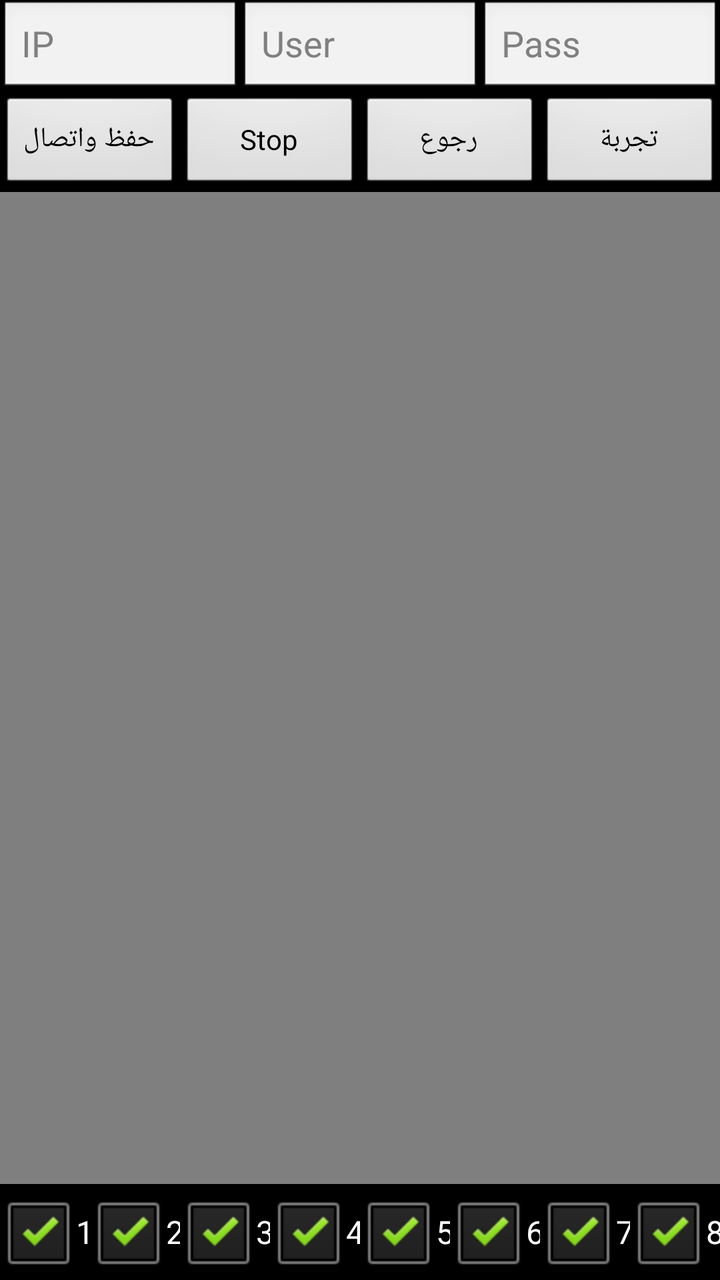
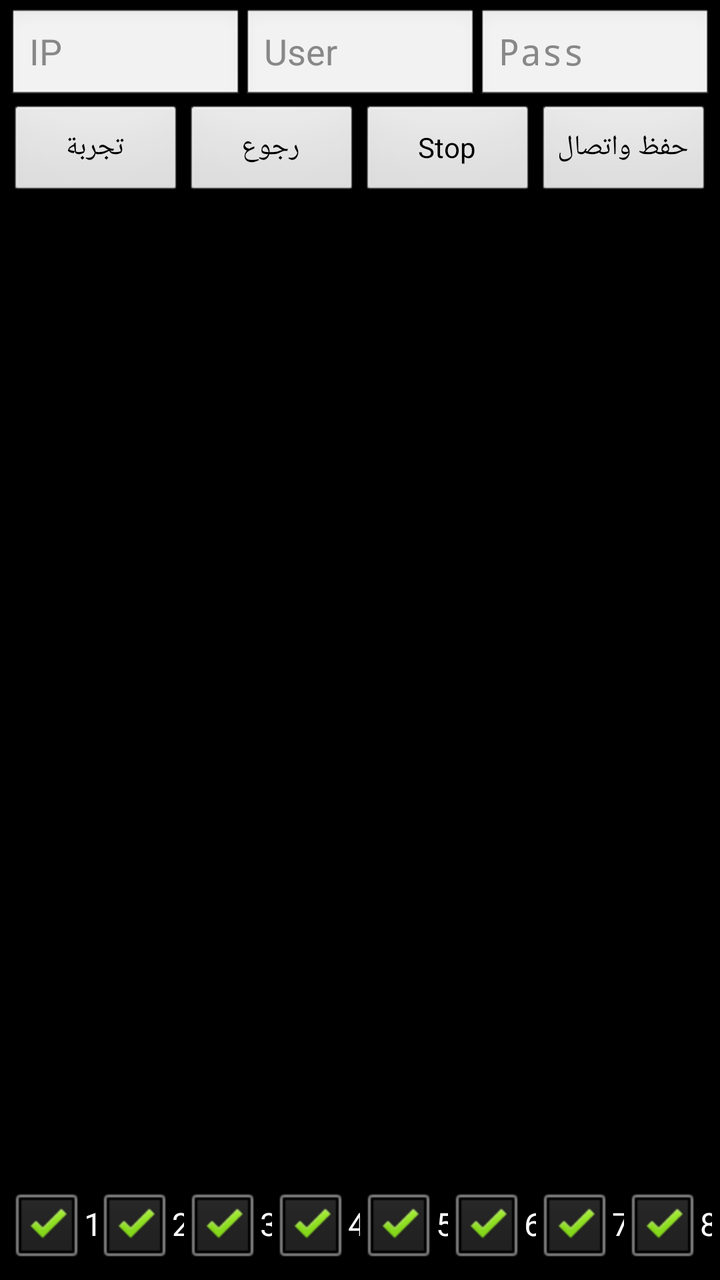

Screens rendered from an Android XML layout before and after an edit, with the pre-edit source and the edit as a unified diff.
<!-- AndroidManifest.xml: application theme android:Theme.Black.NoTitleBar.Fullscreen -->
<!-- res/layout/activity_main.xml -->
<?xml version="1.0" encoding="utf-8"?>
<LinearLayout xmlns:android="http://schemas.android.com/apk/res/android"
android:orientation="vertical"
android:layout_width="match_parent"
android:layout_height="match_parent"
android:background="#000000">
<LinearLayout
android:orientation="horizontal"
android:layout_width="match_parent"
android:layout_height="wrap_content">
<EditText android:id="@+id/et_ip" android:layout_width="0dp" android:layout_weight="1" android:layout_height="wrap_content" android:hint="IP" android:textColor="#FFFFFF" />
<EditText android:id="@+id/et_user" android:layout_width="0dp" android:layout_weight="1" android:layout_height="wrap_content" android:hint="User" android:textColor="#FFFFFF" />
<EditText android:id="@+id/et_pass" android:layout_width="0dp" android:layout_weight="1" android:layout_height="wrap_content" android:hint="Pass" android:textColor="#FFFFFF" />
</LinearLayout>
<LinearLayout
android:orientation="horizontal"
android:layout_width="match_parent"
android:layout_height="wrap_content">
<Button android:id="@+id/btn_save" android:layout_width="0dp" android:layout_weight="1" android:layout_height="wrap_content" android:text="حفظ واتصال" />
<Button android:id="@+id/btn_stop" android:layout_width="0dp" android:layout_weight="1" android:layout_height="wrap_content" android:text="Stop" />
<Button android:id="@+id/btn_bg" android:layout_width="0dp" android:layout_weight="1" android:layout_height="wrap_content" android:text="رجوع" />
<Button android:id="@+id/btn_test" android:layout_width="0dp" android:layout_weight="1" android:layout_height="wrap_content" android:text="تجربة" />
</LinearLayout>
<GridLayout
android:layout_width="match_parent"
android:layout_height="0dp"
android:layout_weight="1"
android:columnCount="4"
android:rowCount="2">
<VideoView android:id="@+id/cam1" android:layout_width="0dp" android:layout_height="0dp" android:layout_columnWeight="1" android:layout_rowWeight="1" />
<VideoView android:id="@+id/cam2" android:layout_width="0dp" android:layout_height="0dp" android:layout_columnWeight="1" android:layout_rowWeight="1" />
<VideoView android:id="@+id/cam3" android:layout_width="0dp" android:layout_height="0dp" android:layout_columnWeight="1" android:layout_rowWeight="1" />
<VideoView android:id="@+id/cam4" android:layout_width="0dp" android:layout_height="0dp" android:layout_columnWeight="1" android:layout_rowWeight="1" />
<VideoView android:id="@+id/cam5" android:layout_width="0dp" android:layout_height="0dp" android:layout_columnWeight="1" android:layout_rowWeight="1" />
<VideoView android:id="@+id/cam6" android:layout_width="0dp" android:layout_height="0dp" android:layout_columnWeight="1" android:layout_rowWeight="1" />
<VideoView android:id="@+id/cam7" android:layout_width="0dp" android:layout_height="0dp" android:layout_columnWeight="1" android:layout_rowWeight="1" />
<VideoView android:id="@+id/cam8" android:layout_width="0dp" android:layout_height="0dp" android:layout_columnWeight="1" android:layout_rowWeight="1" />
</GridLayout>
<LinearLayout
android:orientation="horizontal"
android:layout_width="match_parent"
android:layout_height="wrap_content">
<CheckBox android:id="@+id/cb1" android:layout_width="0dp" android:layout_weight="1" android:layout_height="wrap_content" android:text="1" android:textColor="#FFFFFF" android:checked="true" />
<CheckBox android:id="@+id/cb2" android:layout_width="0dp" android:layout_weight="1" android:layout_height="wrap_content" android:text="2" android:textColor="#FFFFFF" android:checked="true" />
<CheckBox android:id="@+id/cb3" android:layout_width="0dp" android:layout_weight="1" android:layout_height="wrap_content" android:text="3" android:textColor="#FFFFFF" android:checked="true" />
<CheckBox android:id="@+id/cb4" android:layout_width="0dp" android:layout_weight="1" android:layout_height="wrap_content" android:text="4" android:textColor="#FFFFFF" android:checked="true" />
<CheckBox android:id="@+id/cb5" android:layout_width="0dp" android:layout_weight="1" android:layout_height="wrap_content" android:text="5" android:textColor="#FFFFFF" android:checked="true" />
<CheckBox android:id="@+id/cb6" android:layout_width="0dp" android:layout_weight="1" android:layout_height="wrap_content" android:text="6" android:textColor="#FFFFFF" android:checked="true" />
<CheckBox android:id="@+id/cb7" android:layout_width="0dp" android:layout_weight="1" android:layout_height="wrap_content" android:text="7" android:textColor="#FFFFFF" android:checked="true" />
<CheckBox android:id="@+id/cb8" android:layout_width="0dp" android:layout_weight="1" android:layout_height="wrap_content" android:text="8" android:textColor="#FFFFFF" android:checked="true" />
</LinearLayout>
</LinearLayout>
<!-- resources referenced by this layout -->
<resources>

</resources>

<!-- the commit's change to res/layout/activity_main.xml (unified diff, before → after) -->
@@ -1,52 +1,104 @@
 <?xml version="1.0" encoding="utf-8"?>
 <LinearLayout xmlns:android="http://schemas.android.com/apk/res/android"
-android:orientation="vertical"
-android:layout_width="match_parent"
-android:layout_height="match_parent"
-android:background="#000000">
-<LinearLayout
-android:orientation="horizontal"
-android:layout_width="match_parent"
-android:layout_height="wrap_content">
-<EditText android:id="@+id/et_ip" android:layout_width="0dp" android:layout_weight="1" android:layout_height="wrap_content" android:hint="IP" android:textColor="#FFFFFF" />
-<EditText android:id="@+id/et_user" android:layout_width="0dp" android:layout_weight="1" android:layout_height="wrap_content" android:hint="User" android:textColor="#FFFFFF" />
-<EditText android:id="@+id/et_pass" android:layout_width="0dp" android:layout_weight="1" android:layout_height="wrap_content" android:hint="Pass" android:textColor="#FFFFFF" />
+    android:layout_width="match_parent"
+    android:layout_height="match_parent"
+    android:background="#000000"
+    android:orientation="vertical"
+    android:padding="4dp">
+
+    <LinearLayout
+        android:layout_width="match_parent"
+        android:layout_height="wrap_content"
+        android:orientation="horizontal">
+
+        <EditText
+            android:id="@+id/etIp"
+            android:layout_width="0dp"
+            android:layout_height="wrap_content"
+            android:layout_weight="1"
+            android:hint="IP"
+            android:inputType="text"
+            android:singleLine="true"
+            android:textColor="#FFFFFF"
+            android:textColorHint="#888888" />
+
+        <EditText
+            android:id="@+id/etUser"
+            android:layout_width="0dp"
+            android:layout_height="wrap_content"
+            android:layout_weight="1"
+            android:hint="User"
+            android:inputType="text"
+            android:singleLine="true"
+            android:textColor="#FFFFFF"
+            android:textColorHint="#888888" />
+
+        <EditText
+            android:id="@+id/etPass"
+            android:layout_width="0dp"
+            android:layout_height="wrap_content"
+            android:layout_weight="1"
+            android:hint="Pass"
+            android:inputType="textPassword"
+            android:singleLine="true"
+            android:textColor="#FFFFFF"
+            android:textColorHint="#888888" />
+    </LinearLayout>
+
+    <LinearLayout
+        android:layout_width="match_parent"
+        android:layout_height="wrap_content"
+        android:orientation="horizontal">
+
+        <Button
+            android:id="@+id/btnTest"
+            android:layout_width="0dp"
+            android:layout_height="wrap_content"
+            android:layout_weight="1"
+            android:text="تجربة" />
+
+        <Button
+            android:id="@+id/btnBack"
+            android:layout_width="0dp"
+            android:layout_height="wrap_content"
+            android:layout_weight="1"
+            android:text="رجوع" />
+
+        <Button
+            android:id="@+id/btnStop"
+            android:layout_width="0dp"
+            android:layout_height="wrap_content"
+            android:layout_weight="1"
+            android:text="Stop" />
+
+        <Button
+            android:id="@+id/btnConnect"
+            android:layout_width="0dp"
+            android:layout_height="wrap_content"
+            android:layout_weight="1"
+            android:text="حفظ واتصال" />
+    </LinearLayout>
+
+    <LinearLayout
+        android:id="@+id/videoContainer"
+        android:layout_width="match_parent"
+        android:layout_height="0dp"
+        android:layout_weight="1"
+        android:orientation="vertical" />
+
+    <LinearLayout
+        android:id="@+id/channelsRow"
+        android:layout_width="match_parent"
+        android:layout_height="wrap_content"
+        android:orientation="horizontal">
+
+        <CheckBox android:id="@+id/cb1" android:layout_width="0dp" android:layout_height="wrap_content" android:layout_weight="1" android:checked="true" android:text="1" android:textColor="#FFFFFF" />
+        <CheckBox android:id="@+id/cb2" android:layout_width="0dp" android:layout_height="wrap_content" android:layout_weight="1" android:checked="true" android:text="2" android:textColor="#FFFFFF" />
+        <CheckBox android:id="@+id/cb3" android:layout_width="0dp" android:layout_height="wrap_content" android:layout_weight="1" android:checked="true" android:text="3" android:textColor="#FFFFFF" />
+        <CheckBox android:id="@+id/cb4" android:layout_width="0dp" android:layout_height="wrap_content" android:layout_weight="1" android:checked="true" android:text="4" android:textColor="#FFFFFF" />
+        <CheckBox android:id="@+id/cb5" android:layout_width="0dp" android:layout_height="wrap_content" android:layout_weight="1" android:checked="true" android:text="5" android:textColor="#FFFFFF" />
+        <CheckBox android:id="@+id/cb6" android:layout_width="0dp" android:layout_height="wrap_content" android:layout_weight="1" android:checked="true" android:text="6" android:textColor="#FFFFFF" />
+        <CheckBox android:id="@+id/cb7" android:layout_width="0dp" android:layout_height="wrap_content" android:layout_weight="1" android:checked="true" android:text="7" android:textColor="#FFFFFF" />
+        <CheckBox android:id="@+id/cb8" android:layout_width="0dp" android:layout_height="wrap_content" android:layout_weight="1" android:checked="true" android:text="8" android:textColor="#FFFFFF" />
+    </LinearLayout>
 </LinearLayout>
-<LinearLayout
-android:orientation="horizontal"
-android:layout_width="match_parent"
-android:layout_height="wrap_content">
-<Button android:id="@+id/btn_save" android:layout_width="0dp" android:layout_weight="1" android:layout_height="wrap_content" android:text="حفظ واتصال" />
-<Button android:id="@+id/btn_stop" android:layout_width="0dp" android:layout_weight="1" android:layout_height="wrap_content" android:text="Stop" />
-<Button android:id="@+id/btn_bg" android:layout_width="0dp" android:layout_weight="1" android:layout_height="wrap_content" android:text="رجوع" />
-<Button android:id="@+id/btn_test" android:layout_width="0dp" android:layout_weight="1" android:layout_height="wrap_content" android:text="تجربة" />
-</LinearLayout>
-<GridLayout
-android:layout_width="match_parent"
-android:layout_height="0dp"
-android:layout_weight="1"
-android:columnCount="4"
-android:rowCount="2">
-<VideoView android:id="@+id/cam1" android:layout_width="0dp" android:layout_height="0dp" android:layout_columnWeight="1" android:layout_rowWeight="1" />
-<VideoView android:id="@+id/cam2" android:layout_width="0dp" android:layout_height="0dp" android:layout_columnWeight="1" android:layout_rowWeight="1" />
-<VideoView android:id="@+id/cam3" android:layout_width="0dp" android:layout_height="0dp" android:layout_columnWeight="1" android:layout_rowWeight="1" />
-<VideoView android:id="@+id/cam4" android:layout_width="0dp" android:layout_height="0dp" android:layout_columnWeight="1" android:layout_rowWeight="1" />
-<VideoView android:id="@+id/cam5" android:layout_width="0dp" android:layout_height="0dp" android:layout_columnWeight="1" android:layout_rowWeight="1" />
-<VideoView android:id="@+id/cam6" android:layout_width="0dp" android:layout_height="0dp" android:layout_columnWeight="1" android:layout_rowWeight="1" />
-<VideoView android:id="@+id/cam7" android:layout_width="0dp" android:layout_height="0dp" android:layout_columnWeight="1" android:layout_rowWeight="1" />
-<VideoView android:id="@+id/cam8" android:layout_width="0dp" android:layout_height="0dp" android:layout_columnWeight="1" android:layout_rowWeight="1" />
-</GridLayout>
-<LinearLayout
-android:orientation="horizontal"
-android:layout_width="match_parent"
-android:layout_height="wrap_content">
-<CheckBox android:id="@+id/cb1" android:layout_width="0dp" android:layout_weight="1" android:layout_height="wrap_content" android:text="1" android:textColor="#FFFFFF" android:checked="true" />
-<CheckBox android:id="@+id/cb2" android:layout_width="0dp" android:layout_weight="1" android:layout_height="wrap_content" android:text="2" android:textColor="#FFFFFF" android:checked="true" />
-<CheckBox android:id="@+id/cb3" android:layout_width="0dp" android:layout_weight="1" android:layout_height="wrap_content" android:text="3" android:textColor="#FFFFFF" android:checked="true" />
-<CheckBox android:id="@+id/cb4" android:layout_width="0dp" android:layout_weight="1" android:layout_height="wrap_content" android:text="4" android:textColor="#FFFFFF" android:checked="true" />
-<CheckBox android:id="@+id/cb5" android:layout_width="0dp" android:layout_weight="1" android:layout_height="wrap_content" android:text="5" android:textColor="#FFFFFF" android:checked="true" />
-<CheckBox android:id="@+id/cb6" android:layout_width="0dp" android:layout_weight="1" android:layout_height="wrap_content" android:text="6" android:textColor="#FFFFFF" android:checked="true" />
-<CheckBox android:id="@+id/cb7" android:layout_width="0dp" android:layout_weight="1" android:layout_height="wrap_content" android:text="7" android:textColor="#FFFFFF" android:checked="true" />
-<CheckBox android:id="@+id/cb8" android:layout_width="0dp" android:layout_weight="1" android:layout_height="wrap_content" android:text="8" android:textColor="#FFFFFF" android:checked="true" />
-</LinearLayout>
-</LinearLayout>
